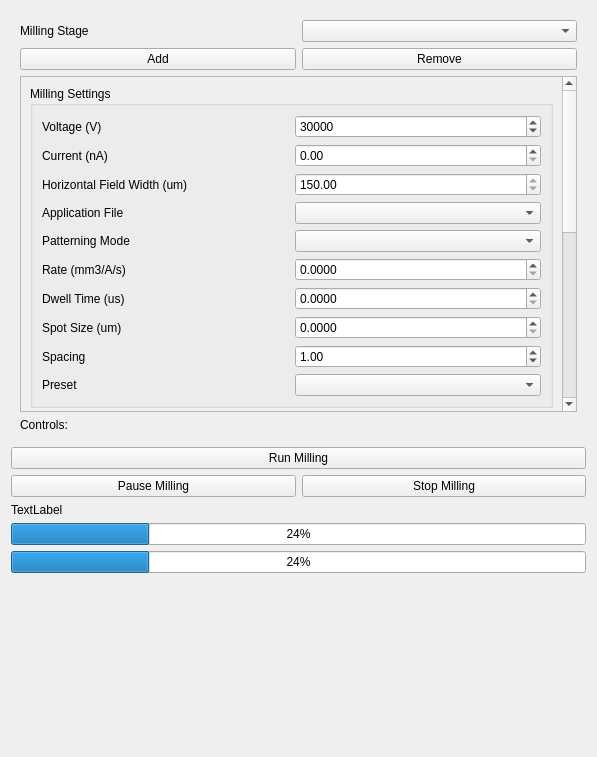
Old version of the form fibsem/ui/qtdesigner_files/FibsemMillingWidget.ui in the repository DeMarcoLab/fibsem.
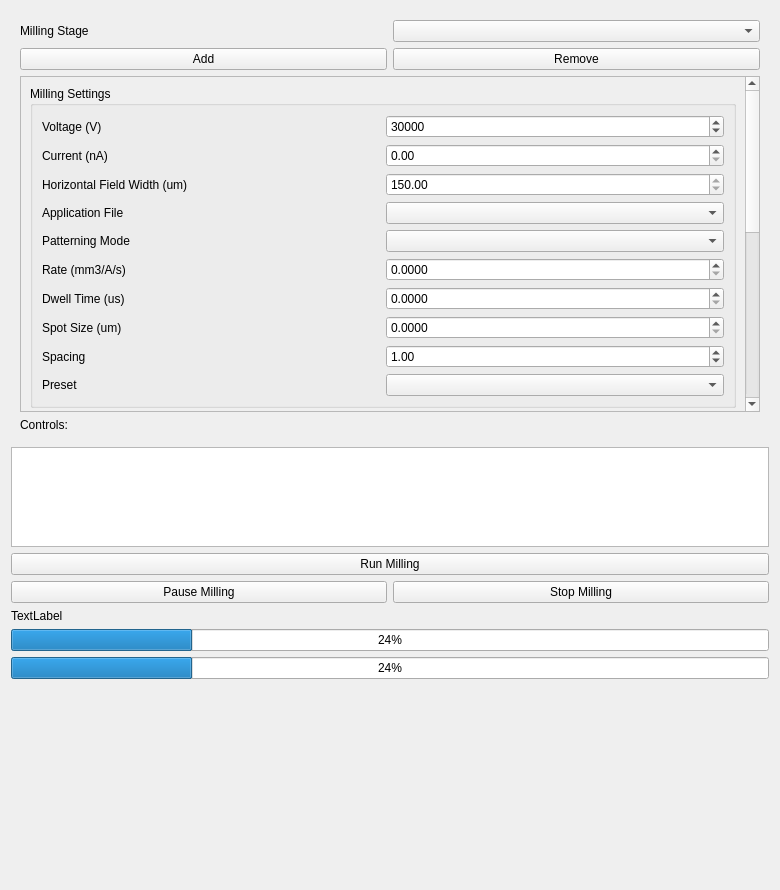
New version of the form.

What changed in the file:
```diff
--- a/fibsem/ui/qtdesigner_files/FibsemMillingWidget.ui
+++ b/fibsem/ui/qtdesigner_files/FibsemMillingWidget.ui
@@ -6,8 +6,8 @@
    <rect>
     <x>0</x>
     <y>0</y>
-    <width>597</width>
-    <height>757</height>
+    <width>780</width>
+    <height>890</height>
    </rect>
   </property>
   <property name="windowTitle">
@@ -81,7 +81,7 @@
           <rect>
            <x>0</x>
            <y>-337</y>
-           <width>545</width>
+           <width>728</width>
            <height>809</height>
           </rect>
          </property>
@@ -454,6 +454,22 @@
      </property>
     </widget>
    </item>
+   <item row="24" column="0" colspan="2">
+    <widget class="QListWidget" name="listWidget_active_milling_stages">
+     <property name="sizePolicy">
+      <sizepolicy hsizetype="Minimum" vsizetype="Minimum">
+       <horstretch>0</horstretch>
+       <verstretch>0</verstretch>
+      </sizepolicy>
+     </property>
+     <property name="maximumSize">
+      <size>
+       <width>16777215</width>
+       <height>100</height>
+      </size>
+     </property>
+    </widget>
+   </item>
    <item row="25" column="0" colspan="2">
     <widget class="QPushButton" name="pushButton_run_milling">
      <property name="text">
```
